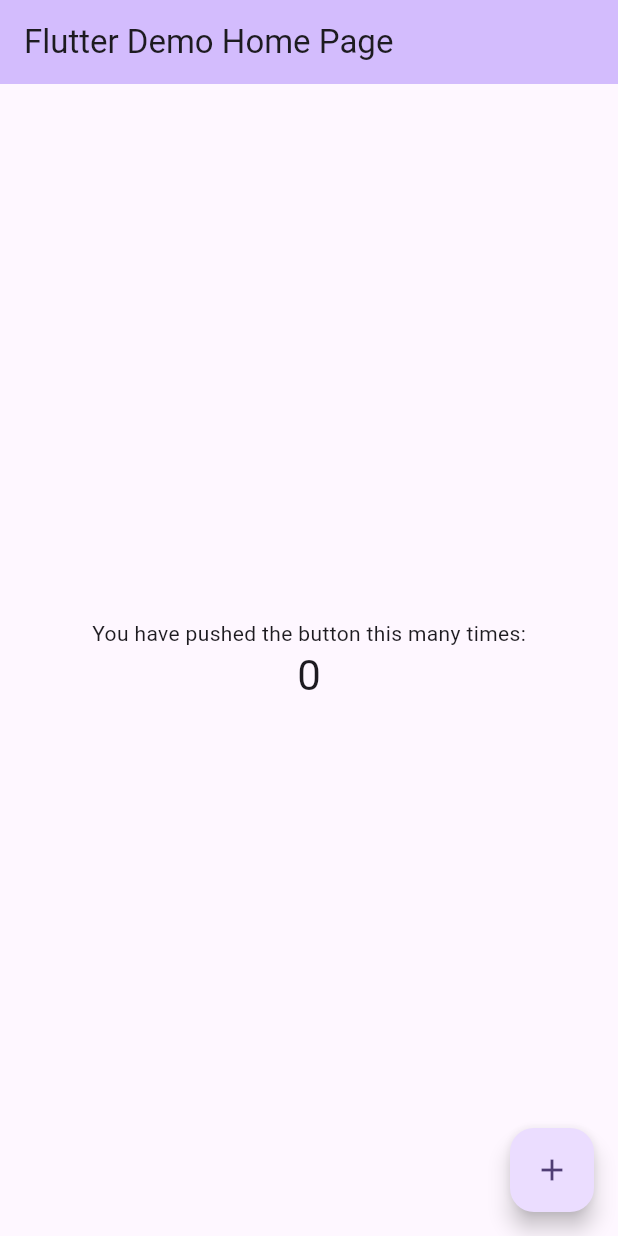
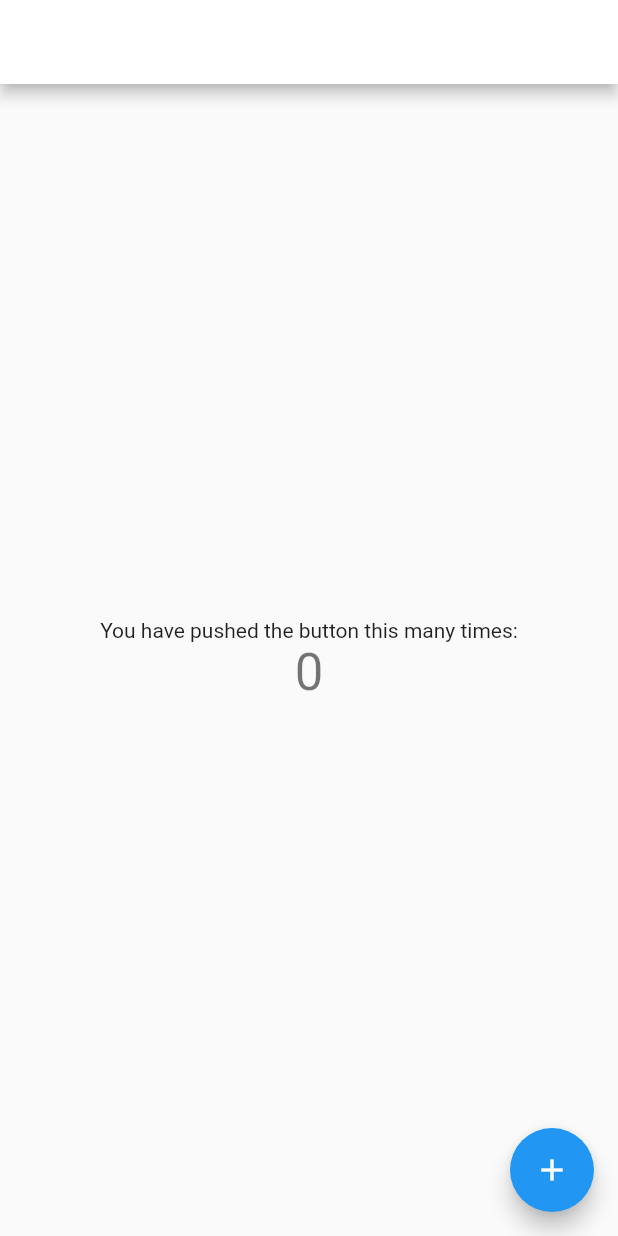
Before and after one commit to Ghon4/clarification, a Flutter app: the screen it shows after launch, on a phone screen of 412 x 824 dp. Run offline on Flutter 3.47's test engine with Material 2 defaults, Android fonts, the phone set to English and light mode, and no system bars; our stand-ins replace bloc, dartz, equatable, flutter_screenutil.

Commit message:
initial commit

```diff
--- /dev/null
+++ b/lib/data/data_providers/data_source/auth/auth_datasource.dart
@@ -0,0 +1,6 @@
+import 'package:dartz/dartz.dart';
+
+abstract class AuthDataSource {
+  Future<Either<String, void>> login(String phoneNumber);
+
+}
--- /dev/null
+++ b/lib/domain/repository/auth_repository.dart
@@ -0,0 +1,5 @@
+import 'package:dartz/dartz.dart';
+
+abstract class AuthRepository {
+  Future<Either<String, void>> login(String phoneNumber);
+}
--- a/lib/main.dart
+++ b/lib/main.dart
@@ -1,4 +1,6 @@
 import 'package:flutter/material.dart';
+
+import 'presentation/screens/initial_screen.dart';
 
 void main() {
   runApp(const MyApp());
@@ -10,116 +12,9 @@ class MyApp extends StatelessWidget {
   // This widget is the root of your application.
   @override
   Widget build(BuildContext context) {
-    return MaterialApp(
+    return const MaterialApp(
       title: 'Flutter Demo',
-      theme: ThemeData(
-        // This is the theme of your application.
-        //
-        // TRY THIS: Try running your application with "flutter run". You'll see
-        // the application has a blue toolbar. Then, without quitting the app,
-        // try changing the seedColor in the colorScheme below to Colors.green
-        // and then invoke "hot reload" (save your changes or press the "hot
-        // reload" button in a Flutter-supported IDE, or press "r" if you used
-        // the command line to start the app).
-        //
-        // Notice that the counter didn't reset back to zero; the application
-        // state is not lost during the reload. To reset the state, use hot
-        // restart instead.
-        //
-        // This works for code too, not just values: Most code changes can be
-        // tested with just a hot reload.
-        colorScheme: ColorScheme.fromSeed(seedColor: Colors.deepPurple),
-        useMaterial3: true,
-      ),
-      home: const MyHomePage(title: 'Flutter Demo Home Page'),
+      home: MyHomePage(title: 'Flutter Demo Home Page'),
     );
   }
 }
-
-class MyHomePage extends StatefulWidget {
-  const MyHomePage({super.key, required this.title});
-
-  // This widget is the home page of your application. It is stateful, meaning
-  // that it has a State object (defined below) that contains fields that affect
-  // how it looks.
-
-  // This class is the configuration for the state. It holds the values (in this
-  // case the title) provided by the parent (in this case the App widget) and
-  // used by the build method of the State. Fields in a Widget subclass are
-  // always marked "final".
-
-  final String title;
-
-  @override
-  State<MyHomePage> createState() => _MyHomePageState();
-}
-
-class _MyHomePageState extends State<MyHomePage> {
-  int _counter = 0;
-
-  void _incrementCounter() {
-    setState(() {
-      // This call to setState tells the Flutter framework that something has
-      // changed in this State, which causes it to rerun the build method below
-      // so that the display can reflect the updated values. If we changed
-      // _counter without calling setState(), then the build method would not be
-      // called again, and so nothing would appear to happen.
-      _counter++;
-    });
-  }
-
-  @override
-  Widget build(BuildContext context) {
-    // This method is rerun every time setState is called, for instance as done
-    // by the _incrementCounter method above.
-    //
-    // The Flutter framework has been optimized to make rerunning build methods
-    // fast, so that you can just rebuild anything that needs updating rather
-    // than having to individually change instances of widgets.
-    return Scaffold(
-      appBar: AppBar(
-        // TRY THIS: Try changing the color here to a specific color (to
-        // Colors.amber, perhaps?) and trigger a hot reload to see the AppBar
-        // change color while the other colors stay the same.
-        backgroundColor: Theme.of(context).colorScheme.inversePrimary,
-        // Here we take the value from the MyHomePage object that was created by
-        // the App.build method, and use it to set our appbar title.
-        title: Text(widget.title),
-      ),
-      body: Center(
-        // Center is a layout widget. It takes a single child and positions it
-        // in the middle of the parent.
-        child: Column(
-          // Column is also a layout widget. It takes a list of children and
-          // arranges them vertically. By default, it sizes itself to fit its
-          // children horizontally, and tries to be as tall as its parent.
-          //
-          // Column has various properties to control how it sizes itself and
-          // how it positions its children. Here we use mainAxisAlignment to
-          // center the children vertically; the main axis here is the vertical
-          // axis because Columns are vertical (the cross axis would be
-          // horizontal).
-          //
-          // TRY THIS: Invoke "debug painting" (choose the "Toggle Debug Paint"
-          // action in the IDE, or press "p" in the console), to see the
-          // wireframe for each widget.
-          mainAxisAlignment: MainAxisAlignment.center,
-          children: <Widget>[
-            const Text(
-              'You have pushed the button this many times:',
-            ),
-            Text(
-              '$_counter',
-              style: Theme.of(context).textTheme.headlineMedium,
-            ),
-          ],
-        ),
-      ),
-      floatingActionButton: FloatingActionButton(
-        onPressed: _incrementCounter,
-        tooltip: 'Increment',
-        child: const Icon(Icons.add),
-      ), // This trailing comma makes auto-formatting nicer for build methods.
-    );
-  }
-}
--- a/lib/presentation/screens/initial_screen.dart
+++ b/lib/presentation/screens/initial_screen.dart
@@ -0,0 +1,49 @@
+
+import 'package:flutter/material.dart';
+
+class MyHomePage extends StatefulWidget {
+  const MyHomePage({super.key, required this.title});
+  final String title;
+
+  @override
+  State<MyHomePage> createState() => _MyHomePageState();
+}
+
+class _MyHomePageState extends State<MyHomePage> {
+  int _counter = 0;
+
+  void _incrementCounter() {
+    setState(() {
+      _counter++;
+    });
+  }
+
+  @override
+  Widget build(BuildContext context) {
+    return Scaffold(
+      appBar: AppBar(
+        backgroundColor: Theme.of(context).colorScheme.inversePrimary,
+        title: Text(widget.title),
+      ),
+      body: Center(
+        child: Column(
+          mainAxisAlignment: MainAxisAlignment.center,
+          children: <Widget>[
+            const Text(
+              'You have pushed the button this many times:',
+            ),
+            Text(
+              '$_counter',
+              style: Theme.of(context).textTheme.headlineMedium,
+            ),
+          ],
+        ),
+      ),
+      floatingActionButton: FloatingActionButton(
+        onPressed: _incrementCounter,
+        tooltip: 'Increment',
+        child: const Icon(Icons.add),
+      ), // This trailing comma makes auto-formatting nicer for build methods.
+    );
+  }
+}
```
Also changed, not shown: lib/business_logic/cubit/initial_cubit.dart (added, +8 -0 lines), lib/business_logic/cubit/initial_state.dart (added, +10 -0 lines), lib/data/data_providers/data_source/auth/auth_datasource_impl.dart (added, +17 -0 lines), lib/data/repositories_impl/auth_repository_impl.dart (added, +13 -0 lines), lib/domain/use_cases/auth/login_usecase.dart (added, +12 -0 lines).
